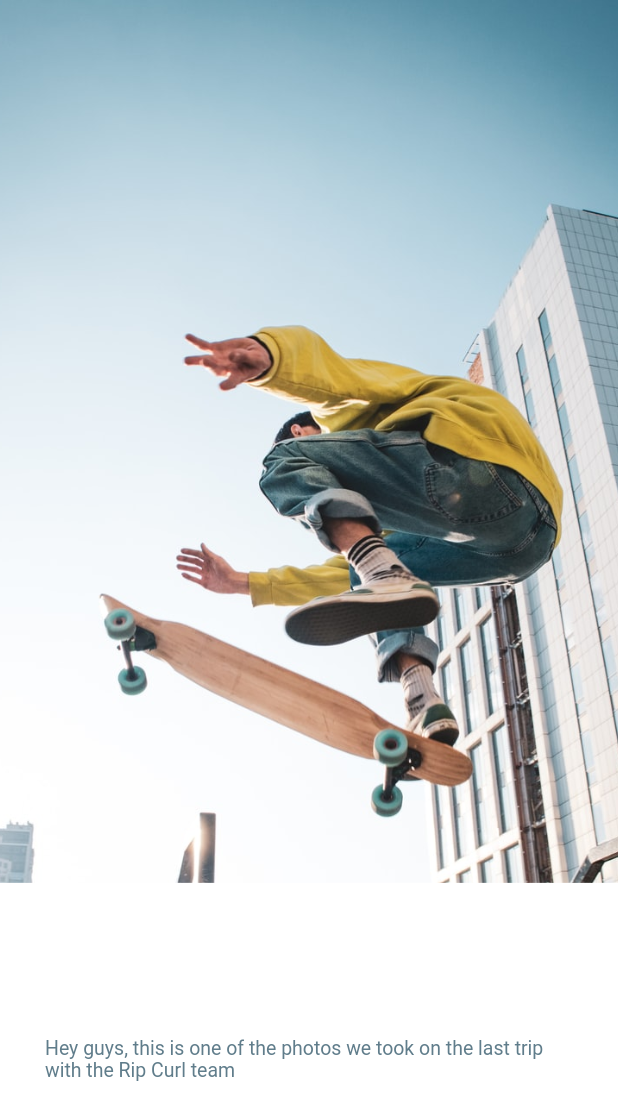
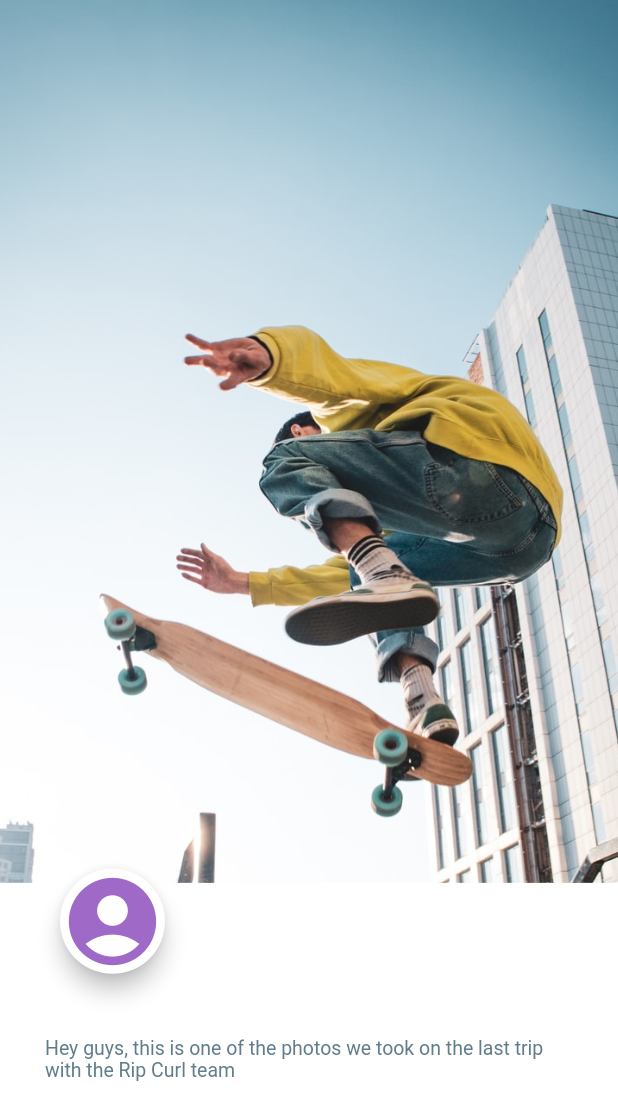
Before and after one commit to oscarrep/SkateboardApp, a Flutter app: the screen it shows after launch, on a phone screen of 412 x 824 dp. Shown: the top 1120 px of the screen. Run offline on Flutter 3.47's test engine with Material 2 defaults, Android fonts, the phone set to English and light mode, and no system bars.

Commit message:
Added floating button that acts as a profile pic

```diff
--- a/skateboard_app/lib/boardPage.dart
+++ b/skateboard_app/lib/boardPage.dart
@@ -1,5 +1,6 @@
 import 'package:flutter/material.dart';
 import 'package:flutter/rendering.dart';
+import 'package:skateboard_app/app.dart';
 import 'package:skateboard_app/board.dart';
 //import 'package:skateboard_app/customs.dart';
 
@@ -15,6 +16,7 @@ class BoardPage extends StatelessWidget{
           fit: BoxFit.fitHeight
           ),
           _Text(),
+          _ProfilePic(),
         ], // children
       ),
     );
@@ -50,6 +52,34 @@ class _Text extends StatelessWidget {
            )
          ),
         ),
+    );
+  }
+}
+
+class _ProfilePic extends StatelessWidget {
+  const _ProfilePic({
+    Key key,
+  }):super(key: key);
+  @override
+
+  Widget build(BuildContext context) {
+    return Padding(
+      padding: const EdgeInsets.all(40.0),
+      child: Container(
+        alignment: Alignment(-1 ,0.6),
+        child: Container(
+          //alignment: Alignment.centerRight,
+          width: 70,
+          height: 70,
+          child: FloatingActionButton(
+            backgroundColor: Colors.white,
+            mini: true,
+            child: Icon(Icons.account_circle,
+                color: Theme.of(context).primaryColor, size: 70),
+            onPressed: () {},
+          ),
+        ),
+      ),
     );
   }
 }
```
